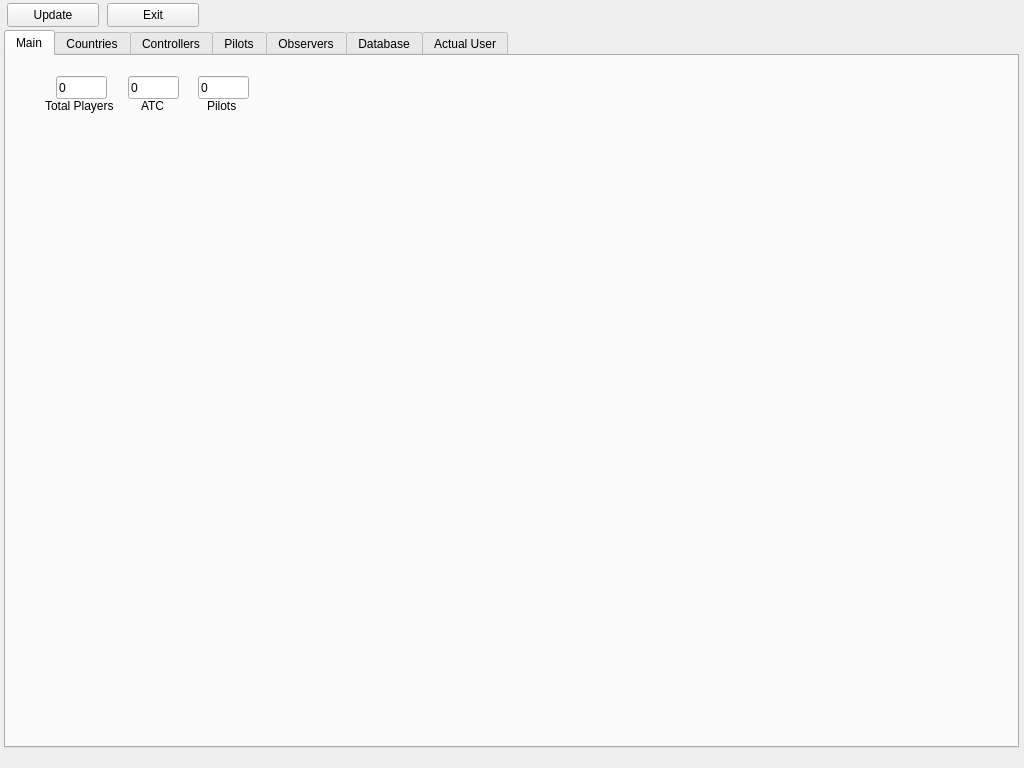
Above: QtUI/MainWindow_UI.ui from emper0r/IVAO-status before the change. Below: the same form after it.
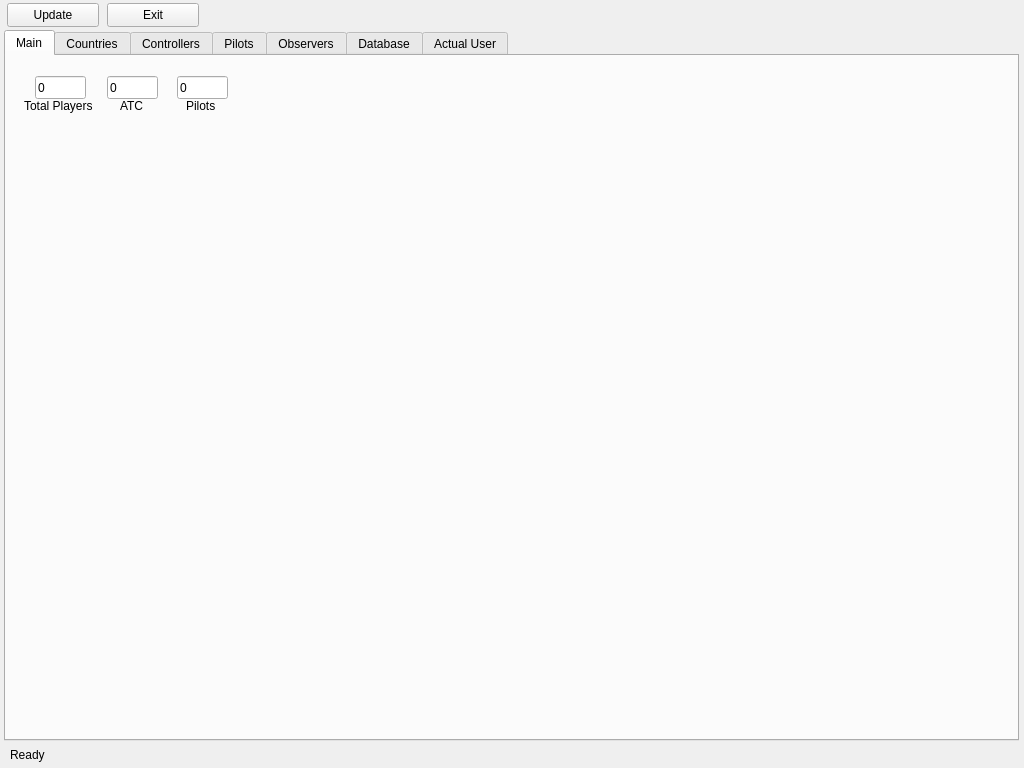
That is the form after the change.

```diff
--- a/QtUI/MainWindow_UI.ui
+++ b/QtUI/MainWindow_UI.ui
@@ -32,7 +32,7 @@
       <x>4</x>
       <y>30</y>
       <width>1015</width>
-      <height>718</height>
+      <height>711</height>
      </rect>
     </property>
     <property name="currentIndex">
@@ -48,7 +48,7 @@
       </property>
       <property name="geometry">
        <rect>
-        <x>50</x>
+        <x>29</x>
         <y>20</y>
         <width>51</width>
         <height>23</height>
@@ -67,7 +67,7 @@
       </property>
       <property name="geometry">
        <rect>
-        <x>122</x>
+        <x>101</x>
         <y>20</y>
         <width>51</width>
         <height>23</height>
@@ -86,7 +86,7 @@
       </property>
       <property name="geometry">
        <rect>
-        <x>192</x>
+        <x>171</x>
         <y>20</y>
         <width>51</width>
         <height>23</height>
@@ -102,7 +102,7 @@
      <widget class="QLabel" name="TotalPlayers_label">
       <property name="geometry">
        <rect>
-        <x>39</x>
+        <x>18</x>
         <y>40</y>
         <width>71</width>
         <height>20</height>
@@ -115,7 +115,7 @@
      <widget class="QLabel" name="TotalAtc_label">
       <property name="geometry">
        <rect>
-        <x>135</x>
+        <x>114</x>
         <y>40</y>
         <width>31</width>
         <height>20</height>
@@ -128,7 +128,7 @@
      <widget class="QLabel" name="TotalPilots_label">
       <property name="geometry">
        <rect>
-        <x>201</x>
+        <x>180</x>
         <y>40</y>
         <width>41</width>
         <height>20</height>
@@ -349,6 +349,19 @@
      <string>Exit</string>
     </property>
    </widget>
+   <widget class="QLabel" name="action_update">
+    <property name="geometry">
+     <rect>
+      <x>10</x>
+      <y>747</y>
+      <width>101</width>
+      <height>16</height>
+     </rect>
+    </property>
+    <property name="text">
+     <string>Ready</string>
+    </property>
+   </widget>
   </widget>
  </widget>
  <resources/>
```
